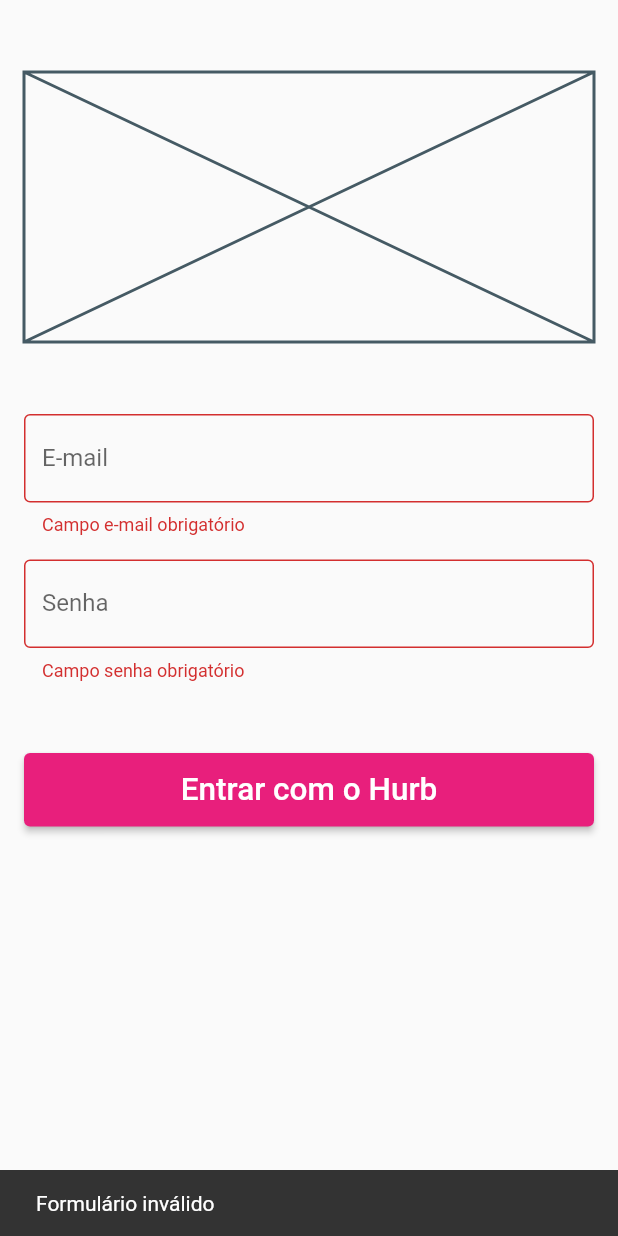
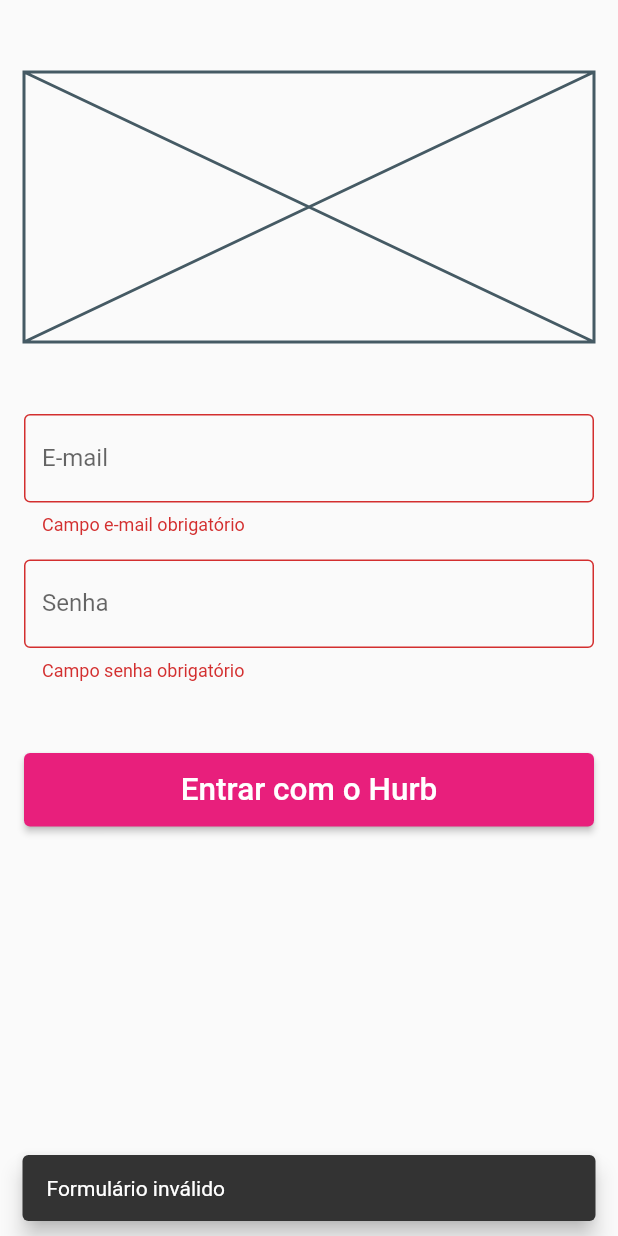
Before and after one commit to antonyg5/prmo.913, a Flutter app: the screen it shows after launch, after a tap on "Entrar com o Hurb", on a phone screen of 412 x 824 dp. Run offline on Flutter 3.47's test engine with Material 2 defaults, Android fonts, the phone set to English and light mode, and no system bars; our stand-ins replace sqflite; accounts and stored records are empty.

Commit message:
Update login_page.dart

```diff
--- a/lib/pages/login_page.dart
+++ b/lib/pages/login_page.dart
@@ -1,5 +1,6 @@
 import 'package:antony_913/data/db_helper.dart';
 import 'package:flutter/material.dart';
+import '../data/user_dao.dart';
 import 'home_page.dart';
 
 class LoginPage extends StatefulWidget {
@@ -89,16 +90,14 @@ class _LoginPageState extends State<LoginPage> {
     );
   }
 
-  void onPressed() {
+  void onPressed() async {
     if (_formKey.currentState!.validate()) {
-
-      String userLogin = "joao@gmail.com";
-      String passwordLogin = "123456";
-
       String user = userController.text;
       String pwd = passwordController.text;
+      bool resulted = await UserDao().autenticar(user: user, password: pwd);
 
-      if (userLogin == user && passwordLogin == pwd) {
+
+      if (resulted) {
         Navigator.pushReplacement(
           context,
           MaterialPageRoute(
@@ -108,11 +107,17 @@ class _LoginPageState extends State<LoginPage> {
           ),
         );
       } else {
-        ScaffoldMessenger.of(context).showSnackBar(const SnackBar(content: Text('Login incorreto')));
+        showSnackBar('Usuário/Senha incorretos');
       }
-
     } else {
-      ScaffoldMessenger.of(context).showSnackBar(const SnackBar(content: Text('Formulário inválido')));
+      showSnackBar('Formulário inválido');
     }
   }
+
+  void showSnackBar(String msg){
+    final snackbar = SnackBar(
+      behavior: SnackBarBehavior.floating,
+        content: Text(msg));
+    ScaffoldMessenger.of(context).showSnackBar(snackbar);
+  }
 }
```
